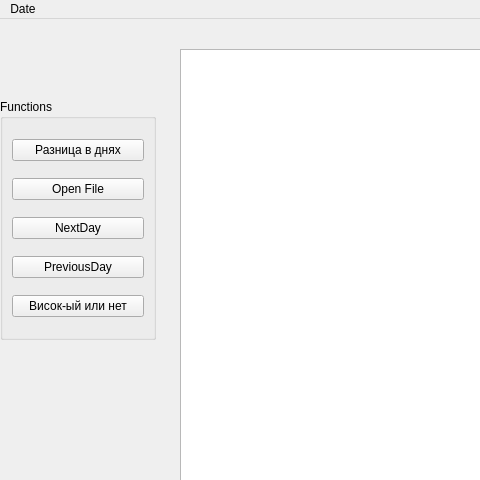
Before: the Qt Designer form mainwindow.ui in Artem441/lr_2_Task_1, drawn with Qt 5; both pictures show x 0 to 480 and y 0 to 480 of the 828 by 629 pixel window.
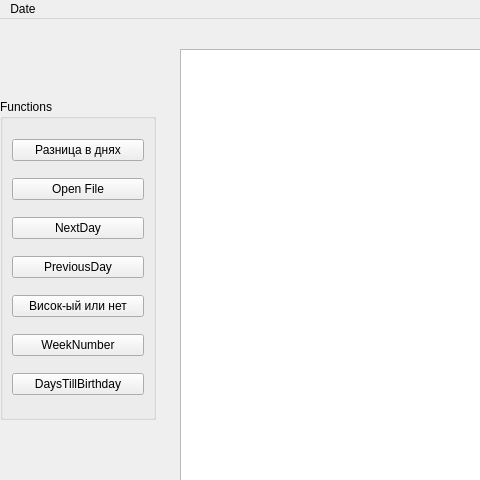
After: the same form once the commit is applied.

```diff
--- a/mainwindow.ui
+++ b/mainwindow.ui
@@ -30,7 +30,7 @@
       <x>0</x>
       <y>80</y>
       <width>156</width>
-      <height>241</height>
+      <height>321</height>
      </rect>
     </property>
     <property name="title">
@@ -58,10 +58,10 @@
        </property>
       </widget>
      </item>
-     <item row="2" column="0">
-      <widget class="QPushButton" name="callUpNextDay">
+     <item row="5" column="0">
+      <widget class="QPushButton" name="callUpWeekNumber">
        <property name="text">
-        <string>NextDay</string>
+        <string>WeekNumber</string>
        </property>
       </widget>
      </item>
@@ -72,6 +72,20 @@
        </property>
       </widget>
      </item>
+     <item row="2" column="0">
+      <widget class="QPushButton" name="callUpNextDay">
+       <property name="text">
+        <string>NextDay</string>
+       </property>
+      </widget>
+     </item>
+     <item row="6" column="0">
+      <widget class="QPushButton" name="callUpDaysTillYourBirthday">
+       <property name="text">
+        <string>DaysTillBirthday</string>
+       </property>
+      </widget>
+     </item>
     </layout>
    </widget>
   </widget>
```
